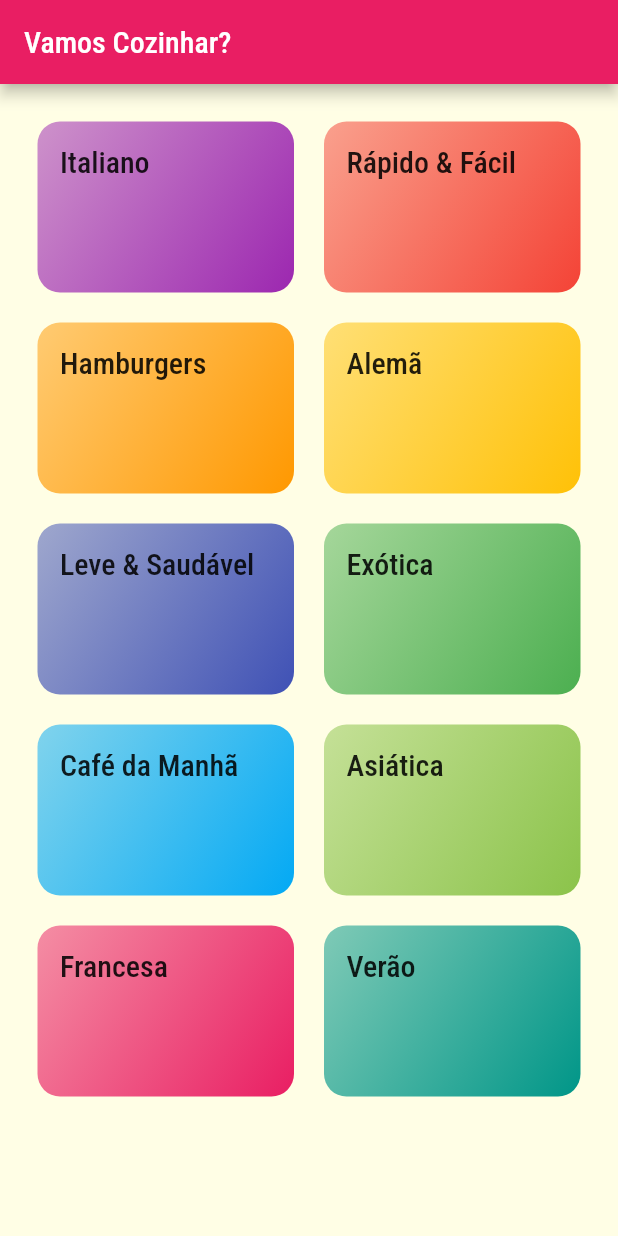
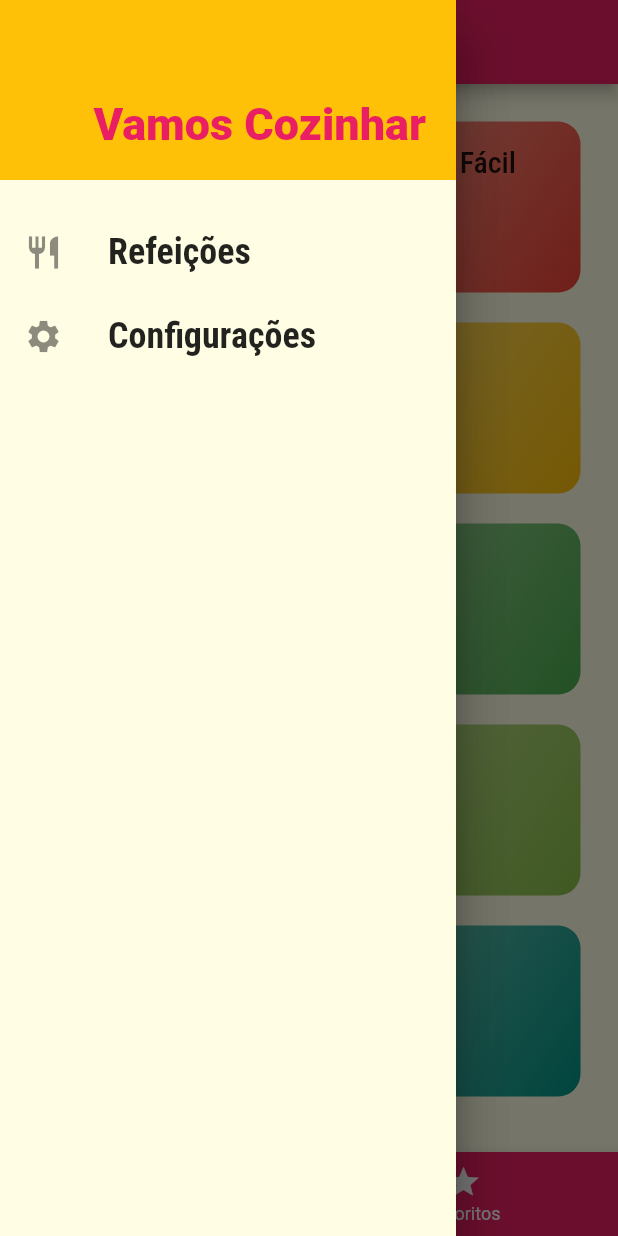
Before and after one commit to diego-r93/meals, a Flutter app: the screen it shows after launch, with the side drawer open (before the commit the screen has no drawer), on a phone screen of 412 x 824 dp. Run offline on Flutter 3.47's test engine with Material 2 defaults, Android fonts, the phone set to English and light mode, and no system bars.

Commit message:
:sparkles: Adicionando Drawer

```diff
--- /dev/null
+++ b/lib/components/main_drawer.dart
@@ -0,0 +1,61 @@
+import 'package:flutter/material.dart';
+
+import '../utils/app_routes.dart';
+
+class MainDrawer extends StatelessWidget {
+  const MainDrawer({Key? key}) : super(key: key);
+
+  Widget _createItem(IconData icon, String label, Function() onTap) {
+    return ListTile(
+      leading: Icon(
+        icon,
+        size: 26,
+      ),
+      title: Text(
+        label,
+        style: TextStyle(
+          fontFamily: 'RobotoCondensed',
+          fontSize: 24,
+          fontWeight: FontWeight.bold,
+        ),
+      ),
+      onTap: onTap,
+    );
+  }
+
+  @override
+  Widget build(BuildContext context) {
+    return Drawer(
+      child: Column(
+        children: <Widget>[
+          Container(
+            height: 120,
+            width: double.infinity,
+            padding: const EdgeInsets.all(20),
+            color: Theme.of(context).accentColor,
+            alignment: Alignment.bottomRight,
+            child: Text(
+              'Vamos Cozinhar',
+              style: TextStyle(
+                fontWeight: FontWeight.w900,
+                fontSize: 30,
+                color: Theme.of(context).primaryColor,
+              ),
+            ),
+          ),
+          SizedBox(height: 20),
+          _createItem(
+            Icons.restaurant,
+            'Refeições',
+            () => Navigator.of(context).pushNamed(AppRoutes.HOME),
+          ),
+          _createItem(
+            Icons.settings,
+            'Configurações',
+            () => Navigator.of(context).pushNamed(AppRoutes.SETTINGS),
+          ),
+        ],
+      ),
+    );
+  }
+}
--- a/lib/main.dart
+++ b/lib/main.dart
@@ -1,8 +1,11 @@
 import 'package:flutter/material.dart';
 
+import 'screens/tabs_screen.dart';
 import 'screens/categories_screen.dart';
 import 'screens/categories_meals_screen.dart';
 import 'screens/meal_detail_screen.dart';
+import 'screens/settings_screen.dart';
+
 import 'utils/app_routes.dart';
 
 void main() => runApp(MyApp());
@@ -25,9 +28,10 @@ class MyApp extends StatelessWidget {
             ),
       ),
       routes: {
-        AppRoutes.HOME: (ctx) => CategoriesScreen(),
+        AppRoutes.HOME: (ctx) => TabsScreen(),
         AppRoutes.CATEGORIES_MEALS: (ctx) => CategoriesMealsScreen(),
         AppRoutes.MEAL_DETAIL: (ctx) => MealDetailScreen(),
+        AppRoutes.SETTINGS: (ctx) => SettingsScreen(),
       },
     );
   }
--- a/lib/screens/categories_screen.dart
+++ b/lib/screens/categories_screen.dart
@@ -8,21 +8,17 @@ class CategoriesScreen extends StatelessWidget {
 
   @override
   Widget build(BuildContext context) {
-    return Scaffold(
-      appBar: AppBar(
-        title: const Text('Vamos Cozinhar?'),
-      ),
-      body: GridView(
+    return GridView(
       padding: const EdgeInsets.all(25),
       gridDelegate: SliverGridDelegateWithMaxCrossAxisExtent(
         maxCrossAxisExtent: 200,
         childAspectRatio: 3 / 2,
         crossAxisSpacing: 20,
-            mainAxisSpacing: 20),
+        mainAxisSpacing: 20,
+      ),
       children: DUMMY_CATEGORIES.map((cat) {
         return CategoryItem(cat);
       }).toList(),
-      ),
     );
   }
 }
--- /dev/null
+++ b/lib/screens/settings_screen.dart
@@ -0,0 +1,17 @@
+import 'package:flutter/material.dart';
+
+class SettingsScreen extends StatelessWidget {
+  const SettingsScreen({Key? key}) : super(key: key);
+
+  @override
+  Widget build(BuildContext context) {
+    return Scaffold(
+      appBar: AppBar(
+        title: const Text('Configurações'),
+      ),
+      body: const Center(
+        child: Text('Configurações'),
+      ),
+    );
+  }
+}
--- /dev/null
+++ b/lib/screens/tabs_screen.dart
@@ -0,0 +1,61 @@
+import 'package:flutter/material.dart';
+
+import 'categories_screen.dart';
+import 'favorite_screen.dart';
+import '../components/main_drawer.dart';
+
+class TabsScreen extends StatefulWidget {
+  const TabsScreen({Key? key}) : super(key: key);
+
+  @override
+  State<TabsScreen> createState() => _TabsScreenState();
+}
+
+class _TabsScreenState extends State<TabsScreen> {
+  int _selectedScreenIndex = 0;
+  final List<String> _titles = [
+    'Lista de Categorias',
+    'Meus Favoritos',
+  ];
+
+  final List<Map> _screens = [
+    {'title': 'Lista de Categorias', 'screen': CategoriesScreen()},
+    {'title': 'Meus Favoritos', 'screen': FavoriteScreen()},
+  ];
+
+  _selectScreen(int index) {
+    setState(() {
+      _selectedScreenIndex = index;
+    });
+  }
+
+  @override
+  Widget build(BuildContext context) {
+    return Scaffold(
+      appBar: AppBar(
+        title: Text(_screens[_selectedScreenIndex]['title']),
+      ),
+      drawer: Drawer(
+        child: MainDrawer(),
+      ),
+      body: _screens[_selectedScreenIndex]['screen'],
+      bottomNavigationBar: BottomNavigationBar(
+        onTap: _selectScreen,
+        backgroundColor: Theme.of(context).primaryColor,
+        unselectedItemColor: Colors.white,
+        selectedItemColor: Theme.of(context).accentColor,
+        currentIndex: _selectedScreenIndex,
+        items: [
+          BottomNavigationBarItem(
+            icon: Icon(Icons.category),
+            label: 'Categorias',
+          ),
+          BottomNavigationBarItem(
+            icon: Icon(Icons.star),
+            label: 'Favoritos',
+          ),
+        ],
+      ),
+    );
+  }
+}
--- a/lib/utils/app_routes.dart
+++ b/lib/utils/app_routes.dart
@@ -2,4 +2,5 @@ class AppRoutes {
   static const HOME = '/';
   static const CATEGORIES_MEALS = '/categories-meals';
   static const MEAL_DETAIL = '/meal-detail';
+  static const SETTINGS = '/settings';
 }
```
Also changed, not shown: lib/screens/favorite_screen.dart (added, +12 -0 lines), lib/screens/meal_detail_screen.dart (+73 -2 lines). Lines whose indentation alone changed are shown as unchanged.
